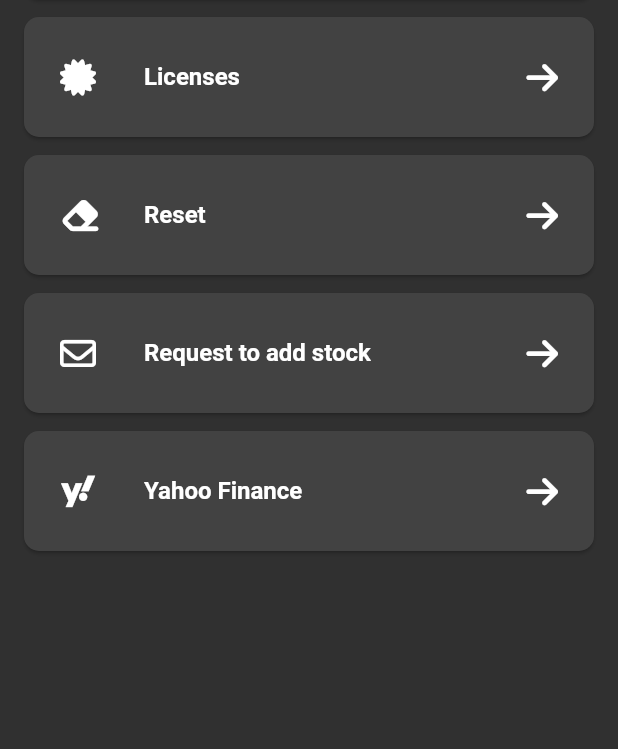
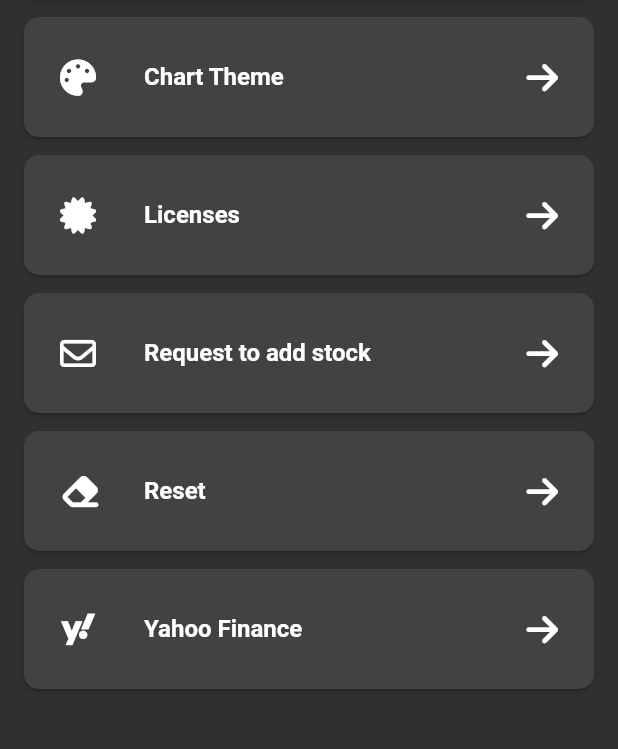
Before and after one commit to kolbe-ryo/income-life, a Flutter app: the SettingsPage screen opened directly, on a phone screen of 412 x 824 dp, the part 169-918 px from its top. Run offline on Flutter 3.47's test engine with Material 2 defaults, Android fonts, the phone set to English and light mode, and no system bars; our stand-ins replace flutter_slidable, font_awesome_flutter, freezed_annotation, get_it, google_mobile_ads, shared_preferences and 2 more; missing offline and left inert: flutter_state_notifier, gsheets, simple_logger; accounts and stored records are empty.

Commit message:
add chart theme transition tile

```diff
--- a/lib/ui/income_page/income_page.dart
+++ b/lib/ui/income_page/income_page.dart
@@ -12,9 +12,10 @@ class IncomePage extends StatelessWidget {
 
   @override
   Widget build(BuildContext context) {
-    return Scaffold(
+    return SafeArea(
+      child: Scaffold(
         body: Padding(
-        padding: const EdgeInsets.fromLTRB(kPadding, kPadding * 2, kPadding, 0),
+          padding: const EdgeInsets.fromLTRB(kPadding, 0, kPadding, 0),
           child: LayoutBuilder(
             builder: (context, constraints) {
               return SingleChildScrollView(
@@ -47,6 +48,7 @@ class IncomePage extends StatelessWidget {
             },
           ),
         ),
+      ),
     );
   }
 }
--- a/lib/ui/search_stock_page/search_stock_page.dart
+++ b/lib/ui/search_stock_page/search_stock_page.dart
@@ -25,7 +25,8 @@ class SearchStockPage extends StatelessWidget {
     return StateNotifierProvider<SearchStockPageViewModel, SearchStockPageState>(
       create: (context) => SearchStockPageViewModel(),
       builder: (context, _) {
-        return Scaffold(
+        return SafeArea(
+          child: Scaffold(
             appBar: AppBar(
               backgroundColor: Theme.of(context).scaffoldBackgroundColor,
               elevation: 0,
@@ -44,6 +45,7 @@ class SearchStockPage extends StatelessWidget {
               child: const _ListView(),
             ),
             floatingActionButton: const _FloatingActionButton(),
+          ),
         );
       },
     );
--- a/lib/ui/settings_page/settings_page.dart
+++ b/lib/ui/settings_page/settings_page.dart
@@ -20,8 +20,8 @@ class SettingsPage extends StatelessWidget {
   @override
   Widget build(BuildContext context) {
     return Scaffold(
-      body: Padding(
-        padding: const EdgeInsets.all(kPadding),
+      body: SingleChildScrollView(
+        padding: const EdgeInsets.fromLTRB(kPadding, kPadding, kPadding, 0),
         child: Column(
           children: [
             const SizedBox(height: kPadding),
@@ -38,16 +38,16 @@ class SettingsPage extends StatelessWidget {
               ),
             ),
             _CardTile(
+              leadingIcon: const FaIcon(FontAwesomeIcons.palette),
+              title: 'Chart Theme',
+              trailingIcon: const FaIcon(FontAwesomeIcons.arrowRight),
+              onTap: null,
+            ),
+            _CardTile(
               leadingIcon: const FaIcon(FontAwesomeIcons.certificate),
               title: 'Licenses',
               trailingIcon: const FaIcon(FontAwesomeIcons.arrowRight),
               onTap: () => showLicensePage(context: context),
-            ),
-            _CardTile(
-              leadingIcon: const FaIcon(FontAwesomeIcons.eraser),
-              title: 'Reset',
-              trailingIcon: const FaIcon(FontAwesomeIcons.arrowRight),
-              onTap: () => _reset(context),
             ),
             _CardTile(
               leadingIcon: const FaIcon(FontAwesomeIcons.envelope),
@@ -59,6 +59,12 @@ class SettingsPage extends StatelessWidget {
               ),
             ),
             _CardTile(
+              leadingIcon: const FaIcon(FontAwesomeIcons.eraser),
+              title: 'Reset',
+              trailingIcon: const FaIcon(FontAwesomeIcons.arrowRight),
+              onTap: () => _reset(context),
+            ),
+            _CardTile(
               leadingIcon: const FaIcon(FontAwesomeIcons.yahoo),
               title: 'Yahoo Finance',
               trailingIcon: const FaIcon(FontAwesomeIcons.arrowRight),
@@ -67,6 +73,7 @@ class SettingsPage extends StatelessWidget {
                 BaseWebView.route(
                   title: 'Yahoo Finance',
                   url: yahooFinanceUrl,
+                  needAppBar: false,
                 ),
               ),
             ),
```
Also changed, not shown: lib/ui/settings_page/setting_contents/base_web_view_page.dart (+16 -4 lines), lib/ui/settings_page/setting_contents/request_to_add_stock_page.dart (+5 -2 lines). Lines whose indentation alone changed are shown as unchanged.
